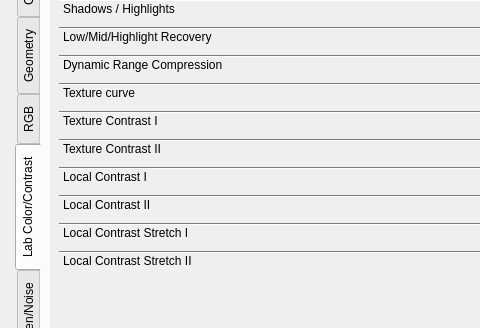
dzz007/photivo, file Sources/ptMainWindow.ui: the form before one commit; both pictures show x 0 to 480 and y 169 to 497 of the 1258 by 900 pixel window.
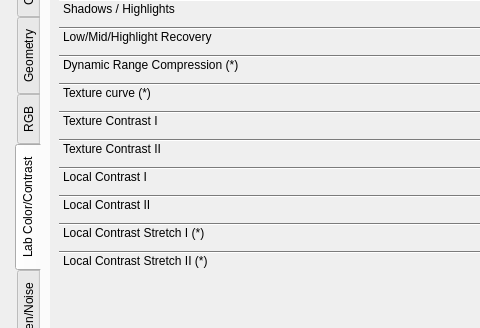
The form after the commit. The open tabs and pages were chosen to show the change. Icons and pictures are not drawn.

The edit to the form file:
```diff
--- a/Sources/ptMainWindow.ui
+++ b/Sources/ptMainWindow.ui
@@ -2927,8 +2927,8 @@
                      <rect>
                       <x>0</x>
                       <y>0</y>
-                      <width>103</width>
-                      <height>568</height>
+                      <width>726</width>
+                      <height>684</height>
                      </rect>
                     </property>
                     <layout class="QVBoxLayout" name="verticalLayout_43">
@@ -3206,7 +3206,7 @@
                          </rect>
                         </property>
                         <attribute name="label">
-                         <string>Dynamic Range Compression</string>
+                         <string>Dynamic Range Compression (*)</string>
                         </attribute>
                         <layout class="QVBoxLayout" name="verticalLayout_196">
                          <item>
@@ -3249,7 +3249,7 @@
                          </rect>
                         </property>
                         <attribute name="label">
-                         <string>Texture curve</string>
+                         <string>Texture curve (*)</string>
                         </attribute>
                         <layout class="QVBoxLayout" name="verticalLayout_90">
                          <item>
@@ -3595,7 +3595,7 @@
                          </rect>
                         </property>
                         <attribute name="label">
-                         <string>Local Contrast Stretch I</string>
+                         <string>Local Contrast Stretch I (*)</string>
                         </attribute>
                         <layout class="QVBoxLayout" name="verticalLayout_125">
                          <item>
@@ -3641,7 +3641,7 @@
                          </rect>
                         </property>
                         <attribute name="label">
-                         <string>Local Contrast Stretch II</string>
+                         <string>Local Contrast Stretch II (*)</string>
                         </attribute>
                         <layout class="QVBoxLayout" name="verticalLayout_163">
                          <item>
```
Left out of the diff: 126 changed lines with no effect on the pictures.
